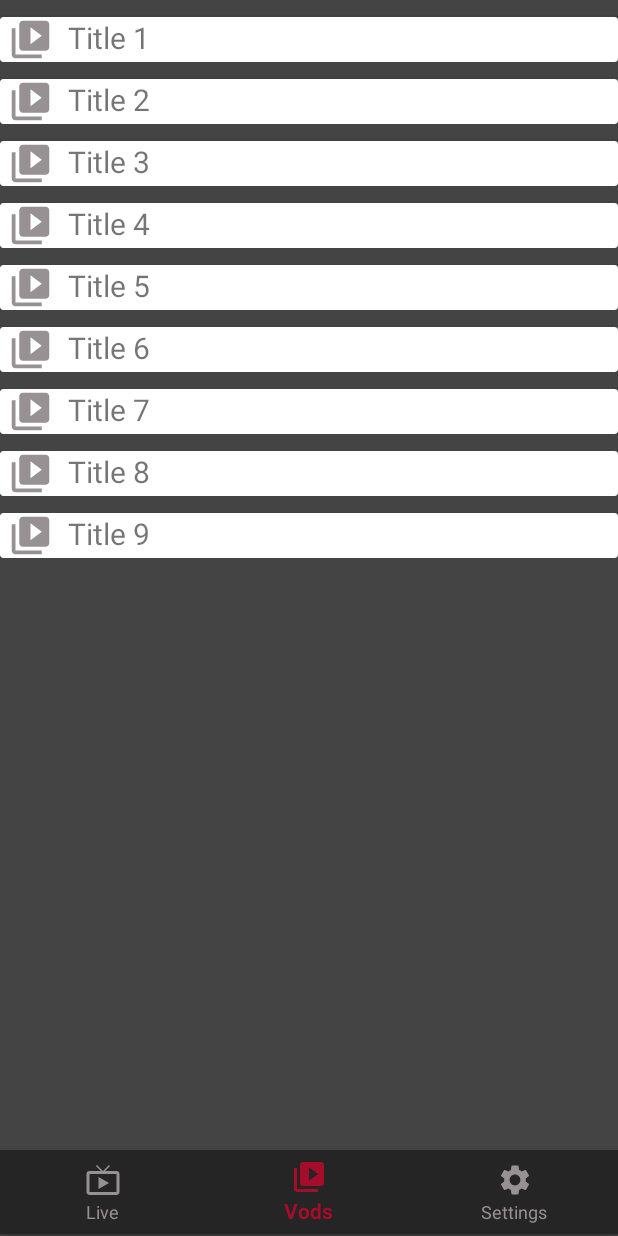
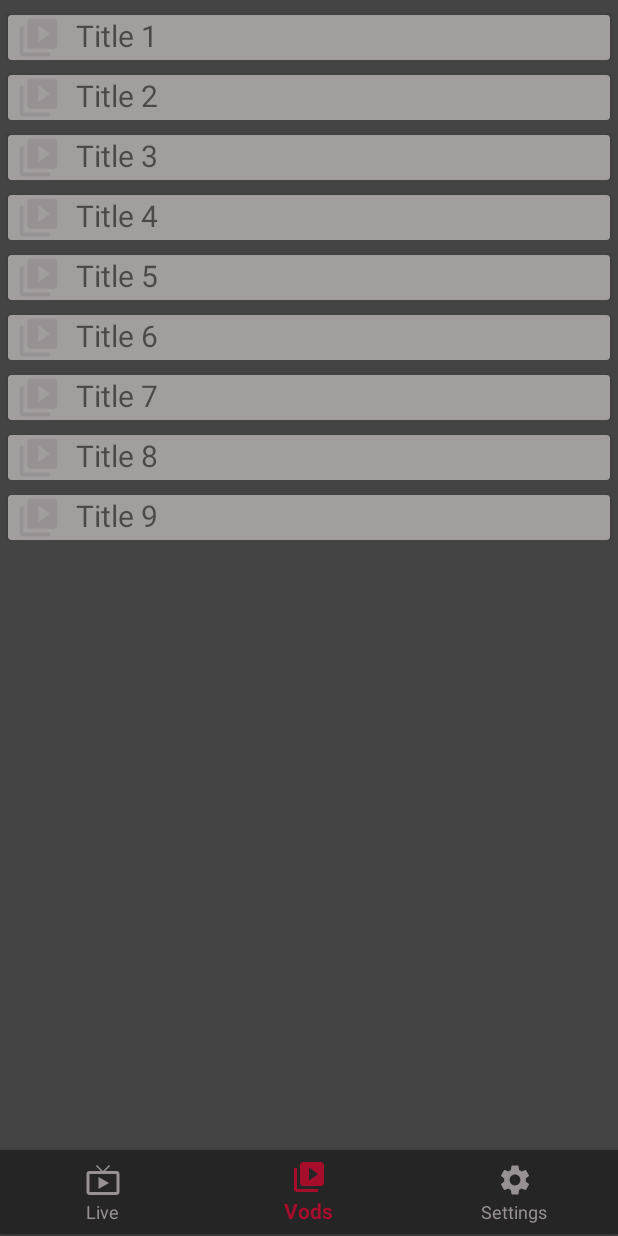
Before and after one commit to leonardosantoss/Twitchflix, an Android app: the screen it shows after launch (MainActivity), item 2 of the bottom bar chosen, on a phone screen of 412 x 824 dp. Run offline under Robolectric (Android 15) with nearby library versions, the phone set to English and light mode, and no system bars.

Commit message:
Added onItemClickListener for recycler View, used cardview as reference, probably going to change that later

```diff
--- a/app/src/main/java/com/example/twitchflix/CardAdapter.java
+++ b/app/src/main/java/com/example/twitchflix/CardAdapter.java
@@ -1,30 +1,58 @@
 package com.example.twitchflix;
 
 import android.support.annotation.NonNull;
+import android.support.v7.widget.CardView;
 import android.support.v7.widget.RecyclerView;
 import android.view.LayoutInflater;
 import android.view.View;
 import android.view.ViewGroup;
+import android.widget.AdapterView;
 import android.widget.ImageView;
 import android.widget.TextView;
 
 public class CardAdapter extends RecyclerView.Adapter <CardAdapter.MyViewHolder>{
 
+    // recycler view has no default onclicklistener
+    // create interface to implement own onClick to each cardView
+    public interface OnItemClickListener{
+         void onItemClick(CardView cardView);
+    }
+
     // Provide a reference to the views for each data item
     private String[] mFilm = {"Title 1", "Title 2", "Title 3", "Title 4", "Title 5", "Title 6", "Title 7", "Title 8", "Title 9" };
-    private ImageView mImage;
+    private OnItemClickListener listener;
 
+    public CardAdapter(OnItemClickListener listener){
+        this.listener = listener;
+    }
 
 
     public static class MyViewHolder extends RecyclerView.ViewHolder{
         public TextView title;
         public ImageView image;
+        public CardView cardView;
 
         public MyViewHolder(View itemView) {
             super(itemView);
             this.title = (TextView) itemView.findViewById(R.id.film_title);
             this.image = (ImageView) itemView.findViewById(R.id.film_image);
+            this.cardView = itemView.findViewById(R.id.card_view);
         }
+
+
+         // bind the data to its place inside the cardView and set the onClickListener
+         public void bind(String film_title, int film_image, final CardView cardview, final OnItemClickListener listener){
+             title.setText(film_title);
+             image.setImageResource(film_image);
+
+             itemView.setOnClickListener(new View.OnClickListener() {
+                 @Override
+                 public void onClick(View v) {
+                     listener.onItemClick(cardview);
+                 }
+             });
+         }
+
     }
 
     // Create new views (invoked by the layout manager)
@@ -38,9 +66,9 @@ public class CardAdapter extends RecyclerView.Adapter <CardAdapter.MyViewHolder>
 
     // Replace the contents of a view (invoked by the layout manager)
     @Override
-    public void onBindViewHolder(@NonNull MyViewHolder myViewHolder, int i) {
-        myViewHolder.title.setText(mFilm[i]);
-        myViewHolder.image.setImageResource(R.drawable.vod_icon);
+    public void onBindViewHolder(@NonNull final MyViewHolder myViewHolder, int i) {
+        // bind takes the data for each cardview, a reference to the cardview and the listener
+        myViewHolder.bind(mFilm[i], R.drawable.vod_icon, myViewHolder.cardView, listener);
 
     }
 
@@ -49,4 +77,6 @@ public class CardAdapter extends RecyclerView.Adapter <CardAdapter.MyViewHolder>
     public int getItemCount() {
         return mFilm.length;
     }
+
+
 }
--- a/app/src/main/java/com/example/twitchflix/VodsFragment.java
+++ b/app/src/main/java/com/example/twitchflix/VodsFragment.java
@@ -1,18 +1,16 @@
 package com.example.twitchflix;
 
-import android.content.Intent;
-import android.content.res.Resources;
 import android.os.Bundle;
 import android.support.annotation.NonNull;
 import android.support.annotation.Nullable;
 import android.support.v4.app.Fragment;
+import android.support.v7.widget.CardView;
 import android.support.v7.widget.LinearLayoutManager;
 import android.support.v7.widget.RecyclerView;
 import android.view.LayoutInflater;
 import android.view.View;
 import android.view.ViewGroup;
-import android.widget.AdapterView;
-import android.widget.ListView;
+import android.widget.Toast;
 
 public class VodsFragment extends Fragment {
 
@@ -28,11 +26,18 @@ public class VodsFragment extends Fragment {
         View rootView = inflater.inflate(R.layout.fragment_vods, container, false);
 
         recyclerView = (RecyclerView) rootView.findViewById(R.id.recycler_view_vods);
-
         layoutManager = new LinearLayoutManager(getContext());
         recyclerView.setLayoutManager(layoutManager);
 
-        mAdapter = new CardAdapter(); // adapter to the card based layout
+        // new Card Adapter with a onItemClickListener
+        mAdapter = new CardAdapter(new CardAdapter.OnItemClickListener(){
+            @Override
+            public void onItemClick(CardView cardView) {
+                Toast.makeText(getContext(), "Item Clicked", Toast.LENGTH_LONG).show();
+            }
+        });
+
+        // adapter to the card based layout
         recyclerView.setAdapter(mAdapter);
 
 
--- a/app/src/main/res/layout/cardview_vods_layout.xml
+++ b/app/src/main/res/layout/cardview_vods_layout.xml
@@ -10,11 +10,11 @@
         android:layout_width="match_parent"
         android:layout_height="wrap_content"
         android:layout_alignParentTop="true"
-        android:layout_marginStart="0dp"
-        android:layout_marginLeft="5dip"
-        android:layout_marginTop="11dp"
-        android:layout_marginRight="5dip"
-        android:padding="5dp">
+        android:layout_marginStart="5dp"
+        android:layout_marginTop="10dp"
+        android:layout_marginEnd="5dp"
+        android:padding="5dp"
+        app:cardBackgroundColor="@color/LightBlack">
 
         <LinearLayout
             android:layout_width="match_parent"
@@ -26,15 +26,15 @@
                 android:layout_width="wrap_content"
                 android:layout_height="wrap_content"
                 android:layout_marginStart="5dp"
-                app:srcCompat="@drawable/vod_icon"
-                android:contentDescription="@string/imageVod" />
+                android:contentDescription="@string/imageVod"
+                app:srcCompat="@drawable/vod_icon" />
 
             <TextView
                 android:id="@+id/film_title"
                 android:layout_width="wrap_content"
                 android:layout_height="match_parent"
+                android:layout_marginStart="10dp"
                 android:text="@string/vods"
-                android:layout_marginLeft="10dp"
                 android:textSize="20sp" />
         </LinearLayout>
 
--- a/app/src/main/res/values/colors.xml
+++ b/app/src/main/res/values/colors.xml
@@ -3,7 +3,7 @@
     <color name="colorPrimary">#008577</color>
     <color name="colorPrimaryDark">#00574B</color>
     <color name="colorAccent">#D81B60</color>
-    <color name="LightBlack">#E1DEDE</color>
+    <color name="LightBlack">#A29E9E</color>
     <color name="MenuClickedWhite">#FFFFFF</color>
     <color name="DiffRed">#FF0707</color>
     <color name="BrightBlue">#001AFF</color>
```
